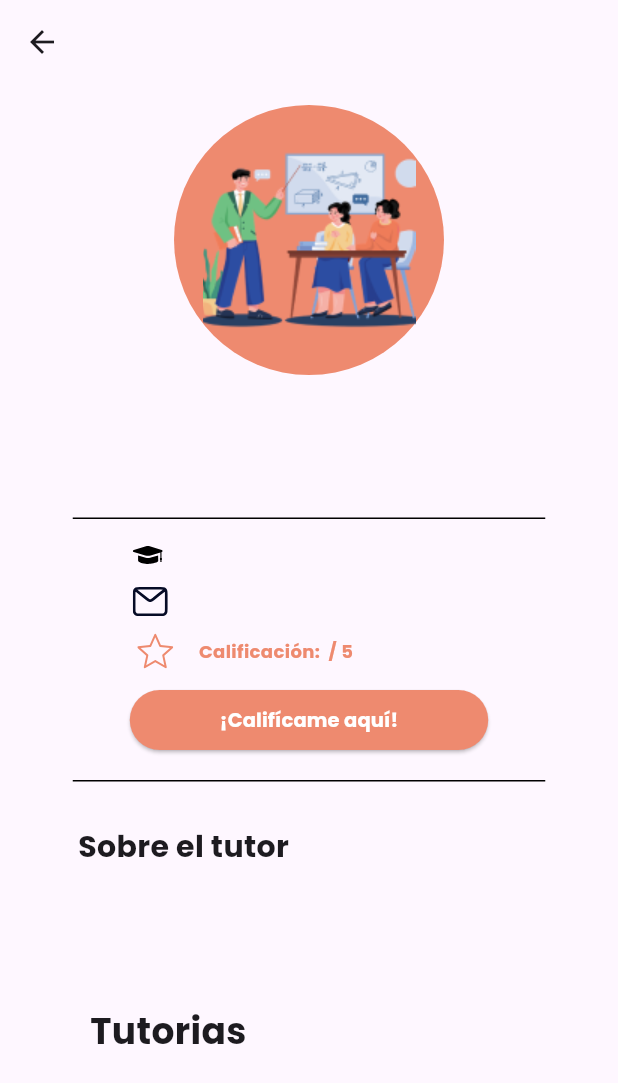
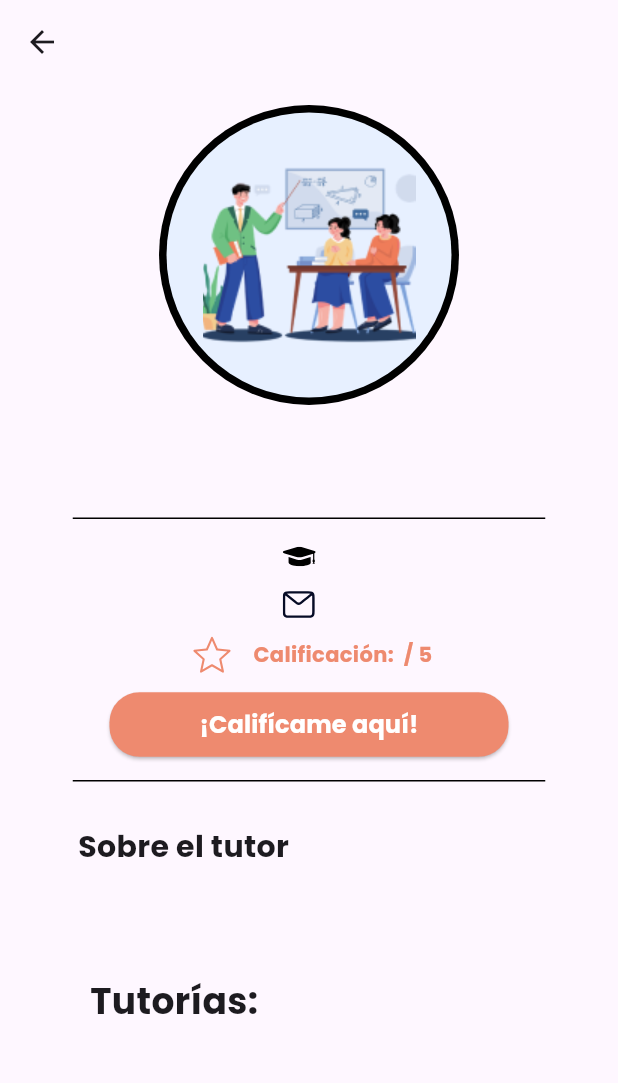
Before and after one commit to Metro-Experts/metroexpert-front, a Flutter app: the TutorProfileView screen opened directly with empty values, on a phone screen of 412 x 824 dp. Shown: the top 1083 px of the screen. Run offline on Flutter 3.47's test engine with Material 3 defaults, Android fonts, the light colour scheme and no system bars; our stand-ins replace dash_chat_2, firebase_auth, firebase_core, flutter_svg, image_picker, table_calendar; missing offline and left inert: reviews_slider; accounts and stored records are empty; network calls fail.

Commit message:
Cambios finales - estéticos

```diff
--- a/lib/controllers/my_courses_controller.dart
+++ b/lib/controllers/my_courses_controller.dart
@@ -5,10 +5,15 @@ import 'package:http/http.dart' as http;
 
 class MyCoursesController extends ChangeNotifier {
   List<Map<String, dynamic>> _enrolledCourses = [];
+  bool _isLoading = false;
 
   List<Map<String, dynamic>> get enrolledCourses => _enrolledCourses;
+  bool get isLoading => _isLoading;
 
   Future<void> fetchEnrolledCourses() async {
+    _isLoading = true;
+    notifyListeners();
+
     try {
       var url = Uri.parse(
           'https://uniexpert-gateway-6569fdd60e75.herokuapp.com/users/${FirebaseAuth.instance.currentUser!.uid}');
@@ -39,6 +44,8 @@ class MyCoursesController extends ChangeNotifier {
     } catch (e) {
       print('An error occurred: $e');
     }
+
+    _isLoading = false;
     notifyListeners();
   }
 }
--- a/lib/pages/home_page.dart
+++ b/lib/pages/home_page.dart
@@ -141,6 +141,7 @@ class _HomePageState extends State<HomePage> {
                       Text(
                         'Cursos inscritos',
                         style: TextStyle(
+                          fontSize: 16,
                           color: Colors.white,
                         ),
                       ),
--- a/lib/pages/tutor_profile_view.dart
+++ b/lib/pages/tutor_profile_view.dart
@@ -1,5 +1,3 @@
-// ignore_for_file: unnecessary_string_interpolations
-
 import 'package:flutter/material.dart';
 import 'package:flutter_svg/flutter_svg.dart';
 import 'package:metro_experts/components/tutor_tutoria_card.dart';
@@ -56,22 +54,38 @@ class TutorProfileView extends StatelessWidget {
       ),
       extendBodyBehindAppBar: true,
       body: SingleChildScrollView(
-        child: ConstrainedBox(
+        child: LayoutBuilder(
+          builder: (context, constraints) {
+            return ConstrainedBox(
               constraints: const BoxConstraints(
-              minWidth: double.maxFinite, minHeight: 1000, maxHeight: 1300),
+                minWidth: double.maxFinite,
+                minHeight: 1000,
+                maxHeight: 1300,
+              ),
               child: Stack(
                 alignment: Alignment.topCenter,
                 children: [
                   Positioned(
                     top: 70,
                     child: Container(
-                  width: 180,
-                  height: 180,
+                      width: 200,
+                      height: 200,
                       decoration: BoxDecoration(
                         borderRadius: BorderRadius.circular(100),
-                    color: const Color.fromRGBO(238, 138, 111, 1),
+                        color: Colors.black,
+                      ),
+                      child: Padding(
+                        padding: const EdgeInsets.all(5.0),
+                        child: Container(
+                          width: 150,
+                          height: 150,
+                          decoration: BoxDecoration(
+                            borderRadius: BorderRadius.circular(100),
+                            color: Color.fromARGB(255, 231, 240, 255),
                           ),
                           child: Image.asset('assets/images/man_teaching.png'),
+                        ),
+                      ),
                     ),
                   ),
                   Positioned(
@@ -101,16 +115,17 @@ class TutorProfileView extends StatelessWidget {
                     top: 360,
                     child: Column(
                       mainAxisAlignment: MainAxisAlignment.center,
-                  crossAxisAlignment: CrossAxisAlignment.start,
+                      crossAxisAlignment: CrossAxisAlignment.center,
                       children: [
                         Padding(
                           padding: const EdgeInsets.only(left: 2.0),
                           child: Row(
+                            mainAxisAlignment: MainAxisAlignment.center,
                             children: [
                               SvgPicture.asset(
                                 'assets/icons/graduation-cap-icon.svg',
-                            width: 20,
-                            height: 20,
+                                width: 22,
+                                height: 22,
                               ),
                               const SizedBox(
                                 width: 15,
@@ -118,7 +133,8 @@ class TutorProfileView extends StatelessWidget {
                               Text(
                                 tutorCareer,
                                 style: const TextStyle(
-                                fontSize: 12, fontWeight: FontWeight.normal),
+                                    fontSize: 14,
+                                    fontWeight: FontWeight.normal),
                               ),
                             ],
                           ),
@@ -129,19 +145,21 @@ class TutorProfileView extends StatelessWidget {
                         Padding(
                           padding: const EdgeInsets.only(left: 2.0),
                           child: Row(
+                            mainAxisAlignment: MainAxisAlignment.center,
                             children: [
                               SvgPicture.asset(
                                 'assets/icons/email_icon.svg',
-                            width: 24,
+                                width: 22,
                                 height: 22,
                               ),
                               const SizedBox(
-                            width: 17,
+                                width: 15,
                               ),
                               Text(
                                 tutorEmail.toLowerCase(),
                                 style: const TextStyle(
-                                fontSize: 12, fontWeight: FontWeight.normal),
+                                    fontSize: 14,
+                                    fontWeight: FontWeight.normal),
                               ),
                             ],
                           ),
@@ -152,21 +170,21 @@ class TutorProfileView extends StatelessWidget {
                         Padding(
                           padding: const EdgeInsets.only(left: 5.0),
                           child: Row(
+                            mainAxisAlignment: MainAxisAlignment.center,
                             children: [
                               SvgPicture.asset(
                                 'assets/icons/star.svg',
-                            width: 24,
-                            height: 24,
-                            // ignore: deprecated_member_use
+                                width: 25,
+                                height: 25,
                                 color: const Color(0xffEE8A6F),
                               ),
                               const SizedBox(
-                            width: 17,
+                                width: 15,
                               ),
                               Text(
                                 'Calificación: $tutorRating / 5',
                                 style: const TextStyle(
-                                fontSize: 12,
+                                    fontSize: 14,
                                     fontWeight: FontWeight.bold,
                                     color: Color(0xffEE8A6F)),
                               ),
@@ -177,7 +195,8 @@ class TutorProfileView extends StatelessWidget {
                         Center(
                           child: ElevatedButton(
                             onPressed: () {
-                          if(isStudentOnTutoringList(Auth().currentUser!.uid, tutoringStudents)){
+                              if (isStudentOnTutoringList(
+                                  Auth().currentUser!.uid, tutoringStudents)) {
                                 Navigator.push(
                                   context,
                                   MaterialPageRoute(
@@ -191,14 +210,14 @@ class TutorProfileView extends StatelessWidget {
                                   context: context,
                                   builder: (context) => AlertDialog(
                                     title: const Text(
-                                "No puedes calificar a este tutor!",
+                                      "¡No puedes calificar a este tutor!",
                                       style: TextStyle(
                                         color: Color(0xffEE8A6F),
                                         fontWeight: FontWeight.bold,
                                         fontSize: 18,
                                       ),
                                     ),
-                            content:const Text(
+                                    content: const Text(
                                         "Si deseas dejar tu opinión, debes estar inscrito en esta tutoría"),
                                     actions: [
                                       TextButton(
@@ -210,10 +229,10 @@ class TutorProfileView extends StatelessWidget {
                                             style: TextStyle(
                                               color: Color(0xffEE8A6F),
                                             ),
-                            )
+                                          )),
+                                    ],
                                   ),
-                        ],
-                          ),);
+                                );
                               }
                             },
                             style: ElevatedButton.styleFrom(
@@ -229,7 +248,7 @@ class TutorProfileView extends StatelessWidget {
                               style: TextStyle(
                                 color: Colors.white,
                                 fontWeight: FontWeight.bold,
-                            fontSize: 13,
+                                fontSize: 16,
                               ),
                             ),
                           ),
@@ -254,36 +273,36 @@ class TutorProfileView extends StatelessWidget {
                         crossAxisAlignment: CrossAxisAlignment.start,
                         children: [
                           const Text(
-                        textAlign: TextAlign.left,
                             'Sobre el tutor',
                             style: TextStyle(
                                 fontSize: 20, fontWeight: FontWeight.bold),
                           ),
                           const SizedBox(
-                        height: 10,
+                            height: 5,
                           ),
                           Text(
                             tutorDescription,
                             textAlign: TextAlign.justify,
                             style: const TextStyle(
-                          fontSize: 12,
+                              fontSize: 14,
                               fontWeight: FontWeight.normal,
                             ),
-                      )
+                          ),
                         ],
                       ),
                     ),
                   ),
-              const Positioned(
-                top: 670,
+                  Positioned(
+                    top: 650,
                     left: 60,
-                child: Text(
-                  'Tutorias',
-                  style: TextStyle(fontSize: 24, fontWeight: FontWeight.bold),
+                    child: const Text(
+                      'Tutorías:',
+                      style:
+                          TextStyle(fontSize: 24, fontWeight: FontWeight.bold),
                     ),
                   ),
                   Container(
-                margin: const EdgeInsets.only(top: 710, left: 60),
+                    margin: const EdgeInsets.only(top: 700, left: 60),
                     child: tutorSubjects.isEmpty
                         ? const Center(
                             child: Text('No hay tutorías registradas'),
@@ -310,6 +329,8 @@ class TutorProfileView extends StatelessWidget {
                   ),
                 ],
               ),
+            );
+          },
         ),
       ),
     );
```
Also changed, not shown: lib/components/custom_history_card.dart (+22 -10 lines), lib/pages/course_page.dart (+54 -63 lines), lib/pages/my_courses.dart (+11 -3 lines), lib/pages/payments_history_page.dart (+50 -23 lines). Lines whose indentation alone changed are shown as unchanged.
